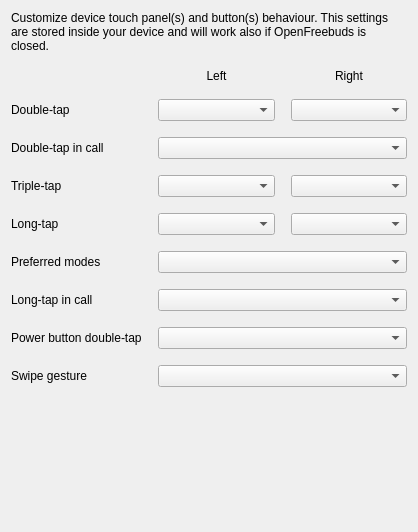
Old version of the form openfreebuds_qt/designer/module_geatures.ui in the repository melianmiko/OpenFreebuds.
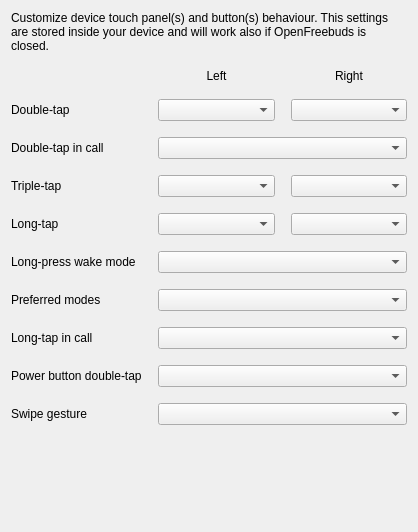
New version of the form.

What changed in the file:
```diff
--- a/openfreebuds_qt/designer/module_geatures.ui
+++ b/openfreebuds_qt/designer/module_geatures.ui
@@ -147,6 +147,16 @@
    <item row="5" column="1">
     <widget class="QComboBox" name="long_left"/>
    </item>
+   <item row="6" column="0">
+    <widget class="QLabel" name="long_mode_label">
+     <property name="text">
+      <string>Long-press wake mode</string>
+     </property>
+    </widget>
+   </item>
+   <item row="6" column="1" colspan="2">
+    <widget class="QComboBox" name="long_mode"/>
+   </item>
    <item row="7" column="0">
     <widget class="QLabel" name="long_anc_label">
      <property name="text">
```
Left out of the diff: 1 changed line with no effect on the pictures.
